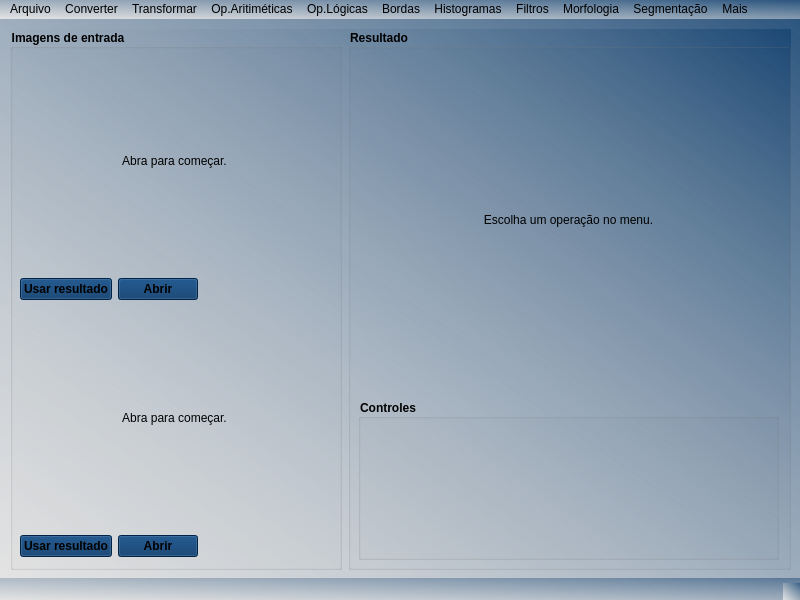
The window that ui_files/ui_mainWindow.ui (renanpils/viscomp) describes before a commit, drawn with Qt 5.
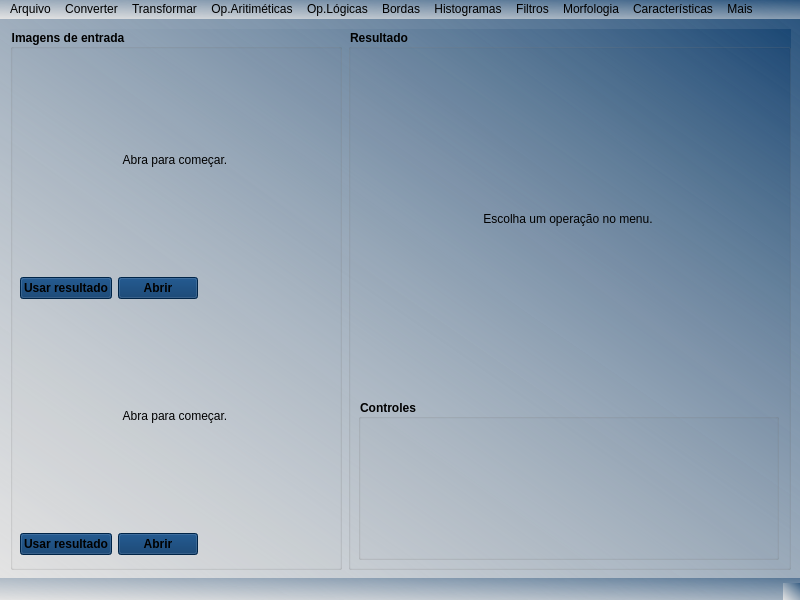
The same window after the commit. Icons and pictures are not drawn.

```diff
--- a/ui_files/ui_mainWindow.ui
+++ b/ui_files/ui_mainWindow.ui
@@ -95,8 +95,8 @@
           <widget class="QLabel" name="imgFrame1">
            <property name="maximumSize">
             <size>
-             <width>309</width>
-             <height>219</height>
+             <width>310</width>
+             <height>220</height>
             </size>
            </property>
            <property name="styleSheet">
@@ -167,8 +167,8 @@
           <widget class="QLabel" name="imgFrame2">
            <property name="maximumSize">
             <size>
-             <width>309</width>
-             <height>219</height>
+             <width>310</width>
+             <height>220</height>
             </size>
            </property>
            <property name="styleSheet">
@@ -267,6 +267,12 @@
           <layout class="QVBoxLayout" name="verticalLayout_3">
            <item>
             <widget class="QLabel" name="imgFrame3">
+             <property name="maximumSize">
+              <size>
+               <width>420</width>
+               <height>340</height>
+              </size>
+             </property>
              <property name="text">
               <string>Escolha um operação no menu.</string>
              </property>
@@ -423,20 +429,17 @@
     <addaction name="actionAbretura"/>
     <addaction name="actionFechamento"/>
    </widget>
-   <widget class="QMenu" name="menuSegmenta_o">
-    <property name="title">
-     <string>Segmentação</string>
-    </property>
-    <addaction name="actionMulti_limiarizar"/>
-    <addaction name="actionSegmentacao"/>
-   </widget>
    <widget class="QMenu" name="menuMais">
     <property name="title">
-     <string>Mais</string>
+     <string>Características</string>
     </property>
     <addaction name="actionCaracteristicas"/>
-    <addaction name="actionSURF"/>
-    <addaction name="actionRuido"/>
+   </widget>
+   <widget class="QMenu" name="menuMais_2">
+    <property name="title">
+     <string>Mais</string>
+    </property>
+    <addaction name="actionSobre"/>
    </widget>
    <addaction name="menuArquivo"/>
    <addaction name="menuConverter"/>
@@ -447,8 +450,8 @@
    <addaction name="menuHistogramas"/>
    <addaction name="menuFiltros"/>
    <addaction name="menuMorfologia"/>
-   <addaction name="menuSegmenta_o"/>
    <addaction name="menuMais"/>
+   <addaction name="menuMais_2"/>
   </widget>
   <widget class="QStatusBar" name="statusbar"/>
   <action name="actionAbrir_para_principal">
```
Left out of the diff: 28 changed lines with no effect on the pictures.
